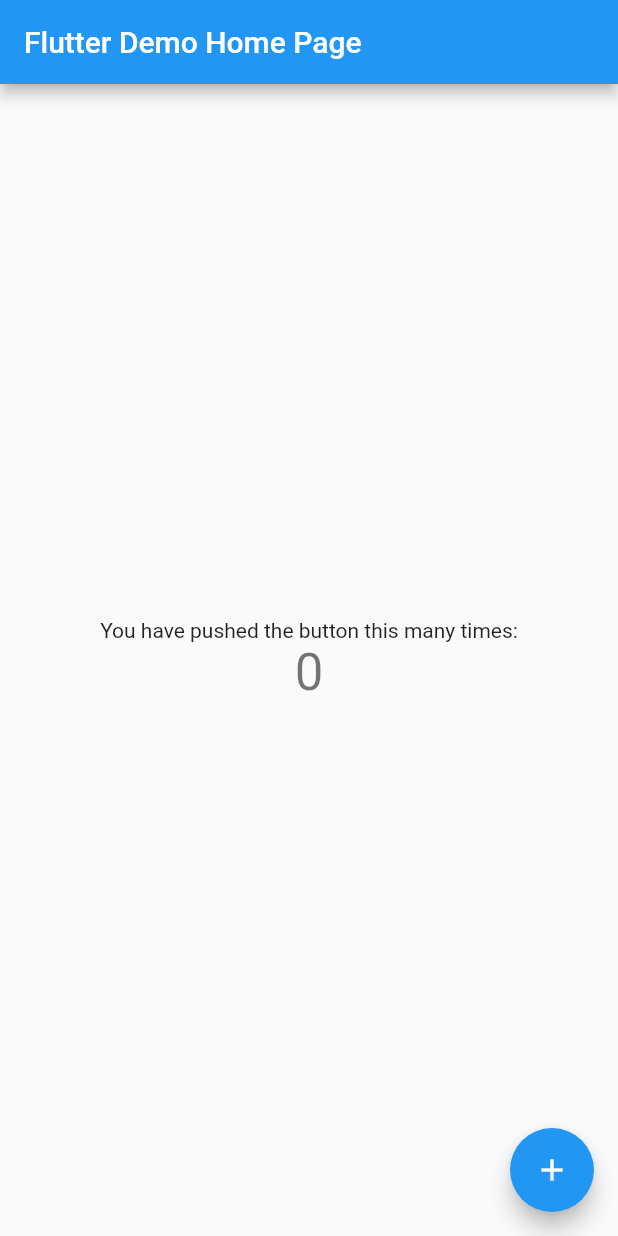
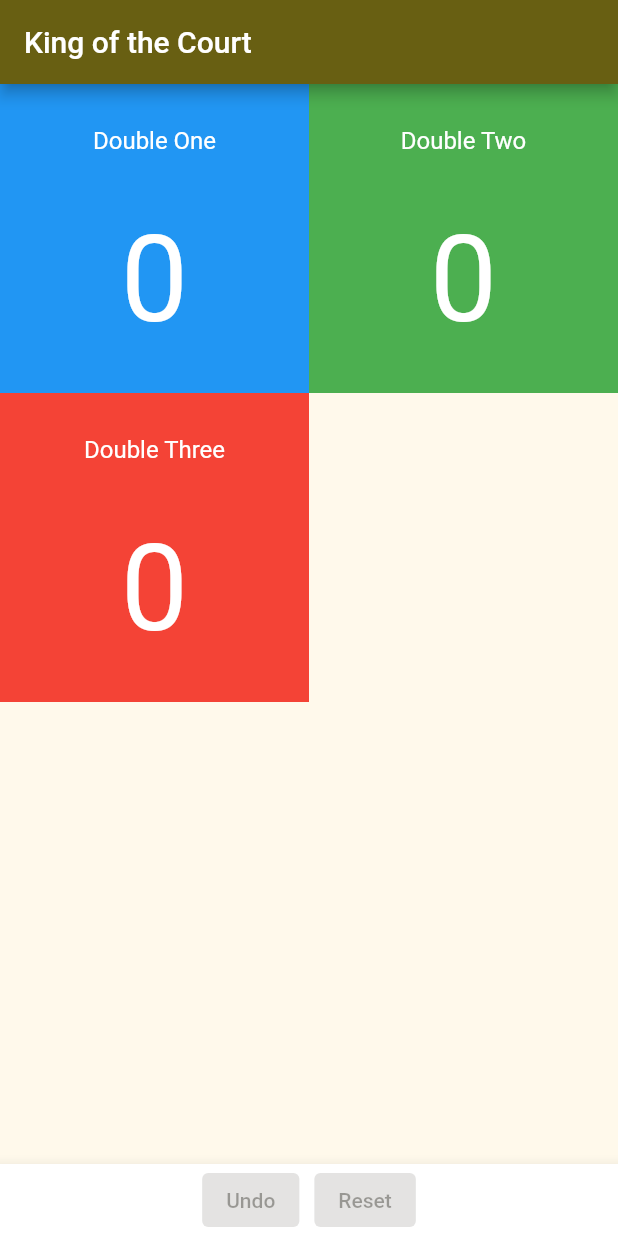
Before and after one commit to 2gmurillo/sportify, a Flutter app: the screen it shows after launch, on a phone screen of 412 x 824 dp. Run offline on Flutter 3.47's test engine with Material 2 defaults, Android fonts, the phone set to English and light mode, and no system bars.

Commit message:
feat: add DDD folder structure and initial king of the court functionality

```diff
--- /dev/null
+++ b/lib/king_of_the_court/presentation/components/counter_button.dart
@@ -0,0 +1,57 @@
+import 'package:flutter/material.dart';
+
+class CounterButton extends StatefulWidget {
+  final Color color;
+  final String label;
+
+  const CounterButton({
+    super.key,
+    required this.color,
+    required this.label,
+  });
+
+  @override
+  State<CounterButton> createState() => _CounterButtonState();
+}
+
+class _CounterButtonState extends State<CounterButton> {
+  int _counter = 0;
+
+  void _increment() {
+    setState(() {
+      _counter++;
+    });
+  }
+
+  @override
+  Widget build(BuildContext context) {
+    return GestureDetector(
+      onTap: _increment,
+      child: Container(
+        decoration: BoxDecoration(
+          color: widget.color,
+        ),
+        padding: const EdgeInsets.all(10),
+        child: Column(
+          mainAxisAlignment: MainAxisAlignment.spaceAround,
+          children: [
+            Text(
+              widget.label,
+              style: const TextStyle(
+                color: Colors.white,
+                fontSize: 16,
+              ),
+            ),
+            Text(
+              '$_counter',
+              style: const TextStyle(
+                color: Colors.white,
+                fontSize: 80,
+              ),
+            ),
+          ],
+        ),
+      ),
+    );
+  }
+}
--- /dev/null
+++ b/lib/king_of_the_court/presentation/components/counter_button_wrapper.dart
@@ -0,0 +1,32 @@
+import 'package:flutter/material.dart';
+import 'package:sportify/king_of_the_court/presentation/components/counter_button.dart';
+
+class CounterButtonWrapper extends StatelessWidget {
+  CounterButtonWrapper({super.key});
+
+  final List<CounterButtonInfo> _buttonInfoList = [
+    const CounterButtonInfo('Double One', Colors.blue),
+    const CounterButtonInfo('Double Two', Colors.green),
+    const CounterButtonInfo('Double Three', Colors.red),
+  ];
+
+  @override
+  Widget build(BuildContext context) {
+    return GridView.count(
+      crossAxisCount: 2,
+      children: _buttonInfoList.map((buttonInfo) {
+        return CounterButton(
+          color: buttonInfo.color,
+          label: buttonInfo.label,
+        );
+      }).toList(),
+    );
+  }
+}
+
+class CounterButtonInfo {
+  final String label;
+  final Color color;
+
+  const CounterButtonInfo(this.label, this.color);
+}
--- /dev/null
+++ b/lib/king_of_the_court/presentation/main.dart
@@ -0,0 +1,44 @@
+import 'package:flutter/material.dart';
+import 'package:sportify/king_of_the_court/presentation/components/counter_button_wrapper.dart';
+
+class KingOfTheCourtScreen extends StatelessWidget {
+  KingOfTheCourtScreen({super.key});
+
+  final List<CounterAction> _counterActions = [
+    const CounterAction('Undo', null),
+    const CounterAction('Reset', null),
+  ];
+
+  @override
+  Widget build(BuildContext context) {
+    return Scaffold(
+      appBar: AppBar(
+        title: const Text('King of the Court'),
+      ),
+      body: Center(
+        child: CounterButtonWrapper(),
+      ),
+      bottomNavigationBar: BottomAppBar(
+        child: Row(
+          mainAxisAlignment: MainAxisAlignment.center,
+          children: _counterActions.map((action) {
+            return Padding(
+              padding: const EdgeInsets.symmetric(horizontal: 5),
+              child: ElevatedButton(
+                onPressed: action.onPressed,
+                child: Text(action.label),
+              ),
+            );
+          }).toList(),
+        ),
+      ),
+    );
+  }
+}
+
+class CounterAction {
+  final String label;
+  final VoidCallback? onPressed;
+
+  const CounterAction(this.label, this.onPressed);
+}
--- a/lib/main.dart
+++ b/lib/main.dart
@@ -1,115 +1,19 @@
 import 'package:flutter/material.dart';
+import 'package:sportify/king_of_the_court/presentation/main.dart';
 
-void main() {
-  runApp(const MyApp());
-}
+void main() => runApp(const MyApp());
 
 class MyApp extends StatelessWidget {
   const MyApp({super.key});
 
-  // This widget is the root of your application.
   @override
   Widget build(BuildContext context) {
     return MaterialApp(
-      title: 'Flutter Demo',
+      debugShowCheckedModeBanner: false,
       theme: ThemeData(
-        // This is the theme of your application.
-        //
-        // Try running your application with "flutter run". You'll see the
-        // application has a blue toolbar. Then, without quitting the app, try
-        // changing the primarySwatch below to Colors.green and then invoke
-        // "hot reload" (press "r" in the console where you ran "flutter run",
-        // or simply save your changes to "hot reload" in a Flutter IDE).
-        // Notice that the counter didn't reset back to zero; the application
-        // is not restarted.
-        primarySwatch: Colors.blue,
+        colorSchemeSeed: Colors.yellow,
       ),
-      home: const MyHomePage(title: 'Flutter Demo Home Page'),
+      home: KingOfTheCourtScreen(),
     );
   }
 }
-
-class MyHomePage extends StatefulWidget {
-  const MyHomePage({super.key, required this.title});
-
-  // This widget is the home page of your application. It is stateful, meaning
-  // that it has a State object (defined below) that contains fields that affect
-  // how it looks.
-
-  // This class is the configuration for the state. It holds the values (in this
-  // case the title) provided by the parent (in this case the App widget) and
-  // used by the build method of the State. Fields in a Widget subclass are
-  // always marked "final".
-
-  final String title;
-
-  @override
-  State<MyHomePage> createState() => _MyHomePageState();
-}
-
-class _MyHomePageState extends State<MyHomePage> {
-  int _counter = 0;
-
-  void _incrementCounter() {
-    setState(() {
-      // This call to setState tells the Flutter framework that something has
-      // changed in this State, which causes it to rerun the build method below
-      // so that the display can reflect the updated values. If we changed
-      // _counter without calling setState(), then the build method would not be
-      // called again, and so nothing would appear to happen.
-      _counter++;
-    });
-  }
-
-  @override
-  Widget build(BuildContext context) {
-    // This method is rerun every time setState is called, for instance as done
-    // by the _incrementCounter method above.
-    //
-    // The Flutter framework has been optimized to make rerunning build methods
-    // fast, so that you can just rebuild anything that needs updating rather
-    // than having to individually change instances of widgets.
-    return Scaffold(
-      appBar: AppBar(
-        // Here we take the value from the MyHomePage object that was created by
-        // the App.build method, and use it to set our appbar title.
-        title: Text(widget.title),
-      ),
-      body: Center(
-        // Center is a layout widget. It takes a single child and positions it
-        // in the middle of the parent.
-        child: Column(
-          // Column is also a layout widget. It takes a list of children and
-          // arranges them vertically. By default, it sizes itself to fit its
-          // children horizontally, and tries to be as tall as its parent.
-          //
-          // Invoke "debug painting" (press "p" in the console, choose the
-          // "Toggle Debug Paint" action from the Flutter Inspector in Android
-          // Studio, or the "Toggle Debug Paint" command in Visual Studio Code)
-          // to see the wireframe for each widget.
-          //
-          // Column has various properties to control how it sizes itself and
-          // how it positions its children. Here we use mainAxisAlignment to
-          // center the children vertically; the main axis here is the vertical
-          // axis because Columns are vertical (the cross axis would be
-          // horizontal).
-          mainAxisAlignment: MainAxisAlignment.center,
-          children: <Widget>[
-            const Text(
-              'You have pushed the button this many times:',
-            ),
-            Text(
-              '$_counter',
-              style: Theme.of(context).textTheme.headlineMedium,
-            ),
-          ],
-        ),
-      ),
-      floatingActionButton: FloatingActionButton(
-        onPressed: _incrementCounter,
-        tooltip: 'Increment',
-        child: const Icon(Icons.add),
-      ), // This trailing comma makes auto-formatting nicer for build methods.
-    );
-  }
-}
```
